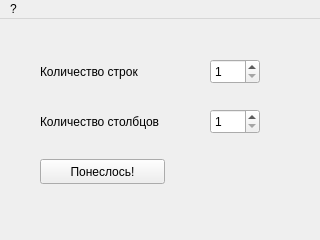
MegaSamuel/PatternDraw, file mainwindow.ui: the form before one commit.
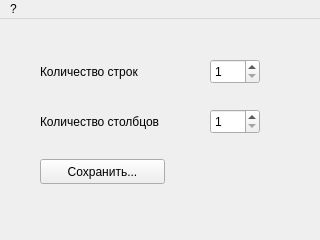
The form after the commit.

The edit to the form file:
```diff
--- a/mainwindow.ui
+++ b/mainwindow.ui
@@ -82,7 +82,7 @@
      </rect>
     </property>
     <property name="text">
-     <string>Понеслось!</string>
+     <string>Сохранить...</string>
     </property>
    </widget>
   </widget>
```
Left out of the diff: 6 changed lines with no effect on the pictures.
